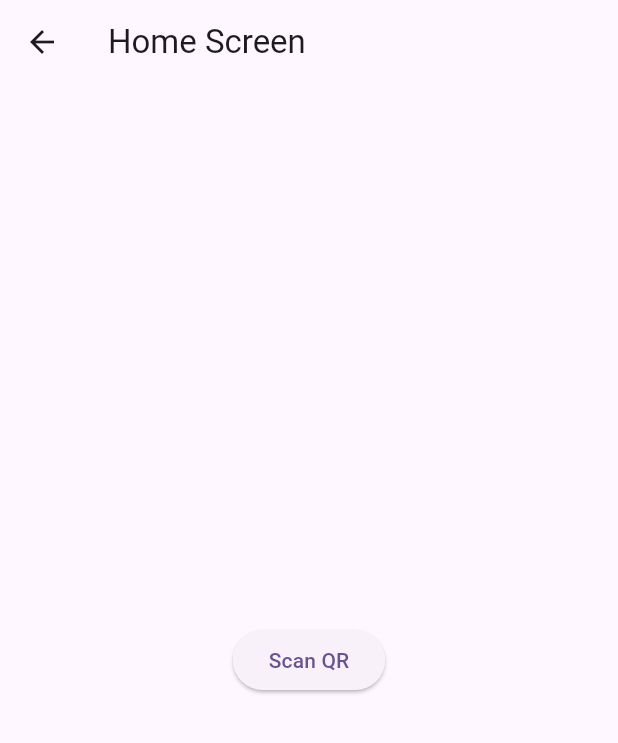
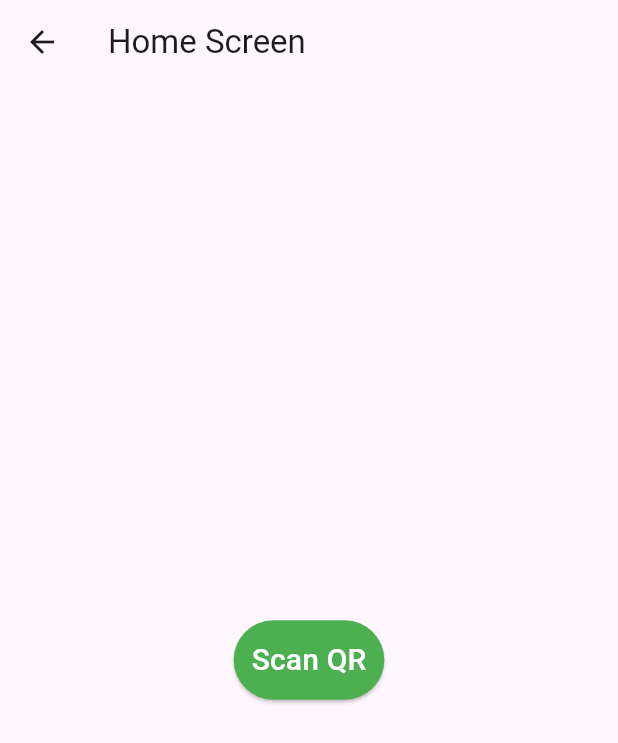
Before and after one commit to papichoolo/qr_code_flutter, a Flutter app: the HomeScreen screen opened directly, on a phone screen of 412 x 824 dp. Shown: the top 743 px of the screen. Run offline on Flutter 3.47's test engine with Material 2 defaults, Android fonts, the light colour scheme and no system bars; missing offline and left inert: qr_code_scanner.

Commit message:
beatified a lil bit

```diff
--- a/lib/home.dart
+++ b/lib/home.dart
@@ -2,11 +2,13 @@ import 'package:flutter/material.dart';
 import 'qr_code_scanner.dart';
 
 class HomeScreen extends StatelessWidget {
+  const HomeScreen({super.key});
+
   @override
   Widget build(BuildContext context) {
     return Scaffold(
       appBar: AppBar(
-        title: Text('Home Screen'),
+        title: const Text('Home Screen'),
       ),
       body: Center(
         child: ElevatedButton(
@@ -14,11 +16,18 @@ class HomeScreen extends StatelessWidget {
             Navigator.push(
               context,
               MaterialPageRoute(
-                builder: (context) => QRScannerScreen(),
+                builder: (context) => const QRScannerScreen(),
               ),
             );
           },
-          child: Text('Scan QR'),
+          style: ElevatedButton.styleFrom(
+            foregroundColor: Colors.white, backgroundColor: Colors.green, // Text color
+            padding: const EdgeInsets.all(12), // Button padding
+          ),
+          child: const Text(
+            'Scan QR',
+            style: TextStyle(fontSize: 20),
+          ),
         ),
       ),
     );
--- a/lib/main.dart
+++ b/lib/main.dart
@@ -1,5 +1,4 @@
 import 'package:code_scanner/login.dart';
-import 'package:code_scanner/qr_code_scanner.dart';
 import 'package:flutter/material.dart';
 
 void main() {
```
Also changed, not shown: lib/login.dart (+8 -2 lines).
